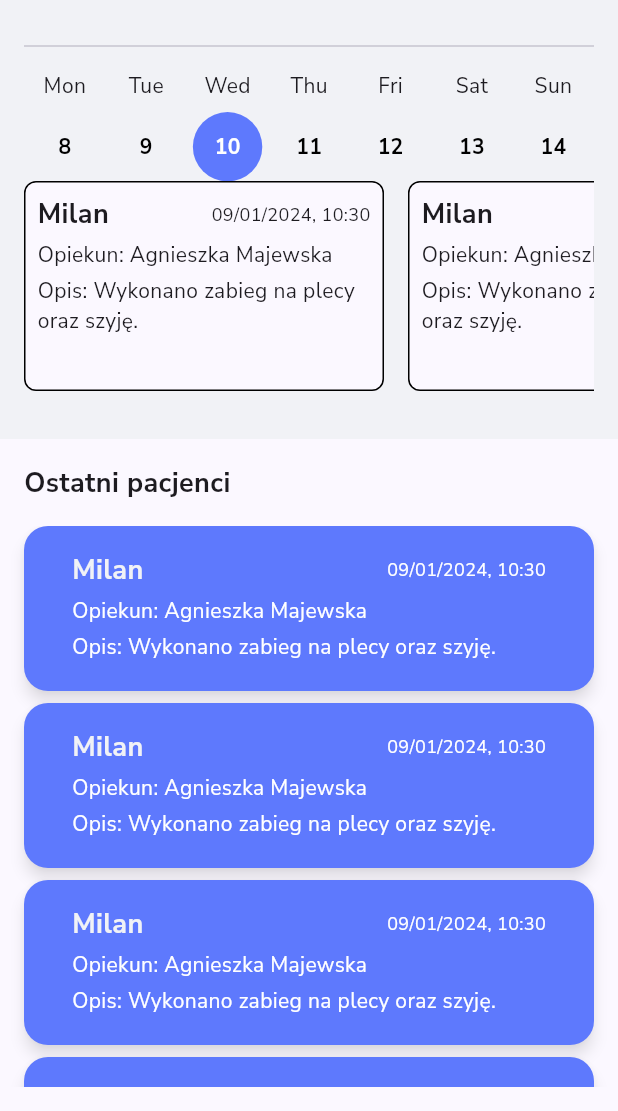
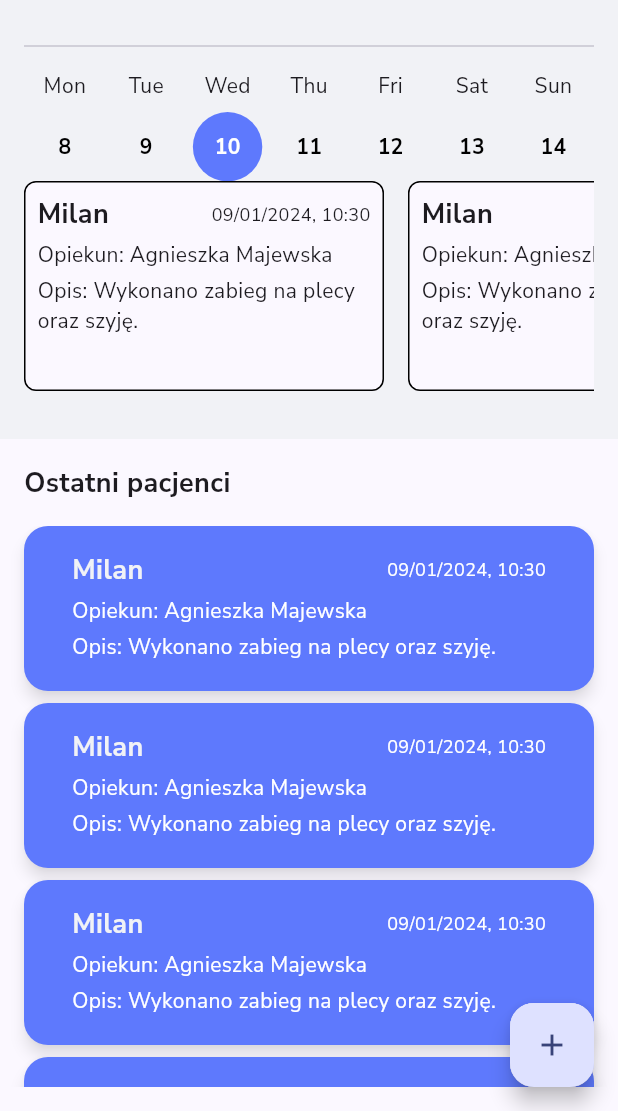
Before and after one commit to mateuszFicek/fizjoaktive, a Flutter app: the screen it shows after launch, on a phone screen of 412 x 824 dp, the part 125-1236 px from its top. Run offline on Flutter 3.47's test engine with Material 3 defaults, Android fonts, the phone set to English and light mode, and no system bars; our stand-ins replace auto_route, dartz, equatable, firebase_auth, firebase_core, firebase_crashlytics and 6 more; accounts and stored records are empty; generated files the repository leaves out were written again.

Commit message:
Added expandable FAB widget

```diff
--- a/lib/features/home_screen/presentation/pages/home_page.dart
+++ b/lib/features/home_screen/presentation/pages/home_page.dart
@@ -1,5 +1,6 @@
 import 'package:auto_route/auto_route.dart';
 import 'package:fizjoaktive/features/home_screen/presentation/widgets/calendar_section.dart';
+import 'package:fizjoaktive/features/home_screen/presentation/widgets/expandable_fab.dart';
 import 'package:fizjoaktive/features/home_screen/presentation/widgets/home_drawer.dart';
 import 'package:fizjoaktive/features/home_screen/presentation/widgets/recent_patients_section.dart';
 import 'package:flutter/material.dart';
@@ -14,6 +15,7 @@ class HomePage extends StatelessWidget {
     return Scaffold(
       drawer: const HomeDrawer(),
       body: _body(context),
+      floatingActionButton: const ExpandingFAB(),
     );
   }
 
--- /dev/null
+++ b/lib/features/home_screen/presentation/widgets/expandable_fab.dart
@@ -0,0 +1,101 @@
+import 'package:flutter/material.dart';
+
+class ExpandingFAB extends StatefulWidget {
+  const ExpandingFAB({super.key});
+
+  @override
+  ExpandingFABState createState() => ExpandingFABState();
+}
+
+class ExpandingFABState extends State<ExpandingFAB>
+    with SingleTickerProviderStateMixin {
+  late AnimationController _animationController;
+  bool isExpanded = false;
+
+  @override
+  void initState() {
+    super.initState();
+    _animationController = AnimationController(
+      vsync: this,
+      duration: const Duration(milliseconds: 200),
+    );
+  }
+
+  @override
+  Widget build(BuildContext context) {
+    return Stack(
+      alignment: Alignment.bottomRight,
+      children: [
+        buildFABOption(Icons.event, 'Events', 3),
+        buildFABOption(Icons.pets, 'Patients', 2),
+        buildFABOption(Icons.person, 'Clients', 1),
+        rotatedFABOption(Icons.add, 'FABIcon', 0),
+      ],
+    );
+  }
+
+  Widget buildFABOption(IconData icon, String label, int index) {
+    const double offset = 72.0;
+    double translation = isExpanded ? offset * (index) : 0.0;
+    bool isVisible = !(translation == 0 && index > 0);
+    return AnimatedPositioned(
+      bottom: translation,
+      duration: const Duration(milliseconds: 200),
+      child: FloatingActionButton(
+        elevation: isVisible ? 6 : 0,
+        onPressed: () {
+          if (index == 0) {
+            setState(() {
+              isExpanded = !isExpanded;
+              if (isExpanded) {
+                _animationController.forward();
+              } else {
+                _animationController.reverse();
+              }
+            });
+          }
+        },
+        heroTag: null,
+        tooltip: label,
+        child: Icon(icon),
+      ),
+    );
+  }
+
+  Widget rotatedFABOption(IconData icon, String label, int index) {
+    const double offset = 72.0;
+    double translation = isExpanded ? offset * (index) : 0.0;
+    bool isVisible = !(translation == 0 && index > 0);
+    return Positioned(
+      bottom: translation,
+      child: FloatingActionButton(
+        elevation: isVisible ? 6 : 0,
+        onPressed: () {
+          if (index == 0) {
+            setState(() {
+              isExpanded = !isExpanded;
+              if (isExpanded) {
+                _animationController.forward();
+              } else {
+                _animationController.reverse();
+              }
+            });
+          }
+        },
+        heroTag: null,
+        tooltip: label,
+        child: AnimatedRotation(
+          turns: isExpanded ? -0.125 : 0,
+          duration: const Duration(milliseconds: 200),
+          child: Icon(icon),
+        ),
+      ),
+    );
+  }
+
+  @override
+  void dispose() {
+    _animationController.dispose();
+    super.dispose();
+  }
+}
```
